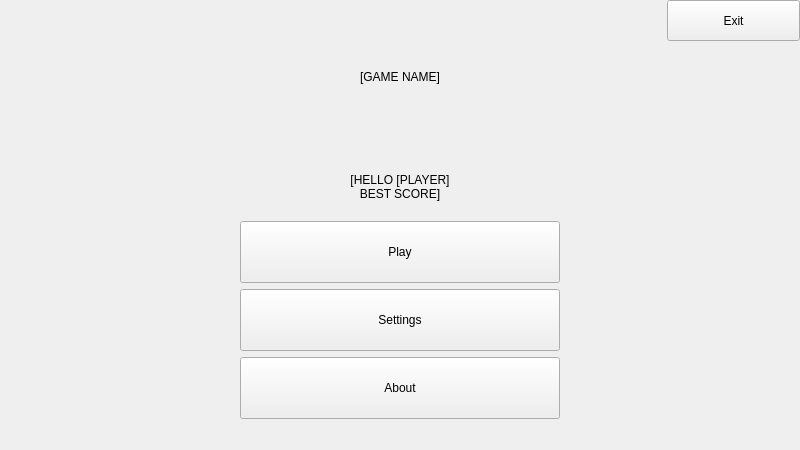
First picture: the form in src/menu/mainwindow.ui, repository VKuzia/cat-circus, before the edit.
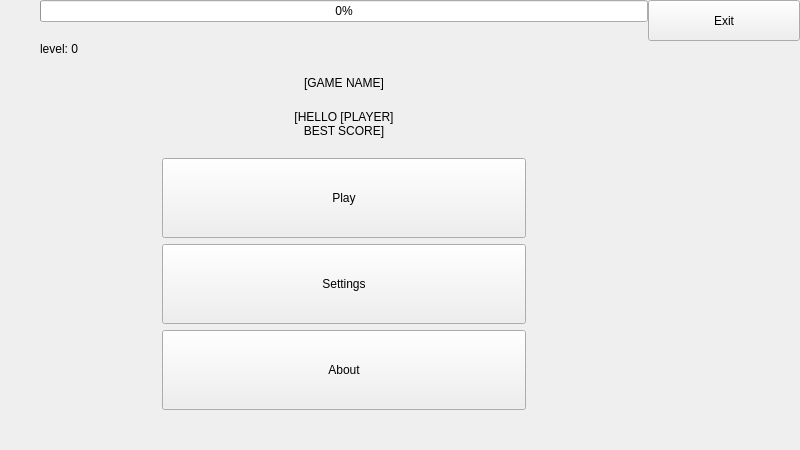
Second picture: the form after the edit. Icons and pictures are not drawn. Custom widgets are drawn as their Qt base class.

```diff
--- a/src/menu/mainwindow.ui
+++ b/src/menu/mainwindow.ui
@@ -75,6 +75,9 @@
          <verstretch>0</verstretch>
         </sizepolicy>
        </property>
+       <property name="autoFillBackground">
+        <bool>true</bool>
+       </property>
        <layout class="QHBoxLayout" name="horizontalLayout">
         <property name="spacing">
          <number>0</number>
@@ -92,7 +95,7 @@
          <number>0</number>
         </property>
         <item>
-         <layout class="QHBoxLayout" name="mainHLayout" stretch="1,4,1">
+         <layout class="QHBoxLayout" name="mainHLayout" stretch="0,4,1">
           <property name="spacing">
            <number>0</number>
           </property>
@@ -113,12 +116,26 @@
            </spacer>
           </item>
           <item>
-           <layout class="QVBoxLayout" name="mainVLayout" stretch="2,0,3">
+           <layout class="QVBoxLayout" name="mainVLayout" stretch="0,0,0,0,3">
             <property name="spacing">
              <number>20</number>
             </property>
             <item>
-             <widget class="QLabel" name="ui_game_name_label_">
+             <widget class="QProgressBar" name="progressBar">
+              <property name="value">
+               <number>0</number>
+              </property>
+             </widget>
+            </item>
+            <item>
+             <widget class="QLabel" name="level">
+              <property name="text">
+               <string>&lt;html&gt;&lt;head/&gt;&lt;body&gt;&lt;p&gt;level: 0&lt;/p&gt;&lt;/body&gt;&lt;/html&gt;</string>
+              </property>
+             </widget>
+            </item>
+            <item>
+             <widget class="QLabel" name="label_2">
               <property name="sizePolicy">
                <sizepolicy hsizetype="Expanding" vsizetype="Expanding">
                 <horstretch>0</horstretch>
```
Left out of the diff: 31 changed lines with no effect on the pictures.
